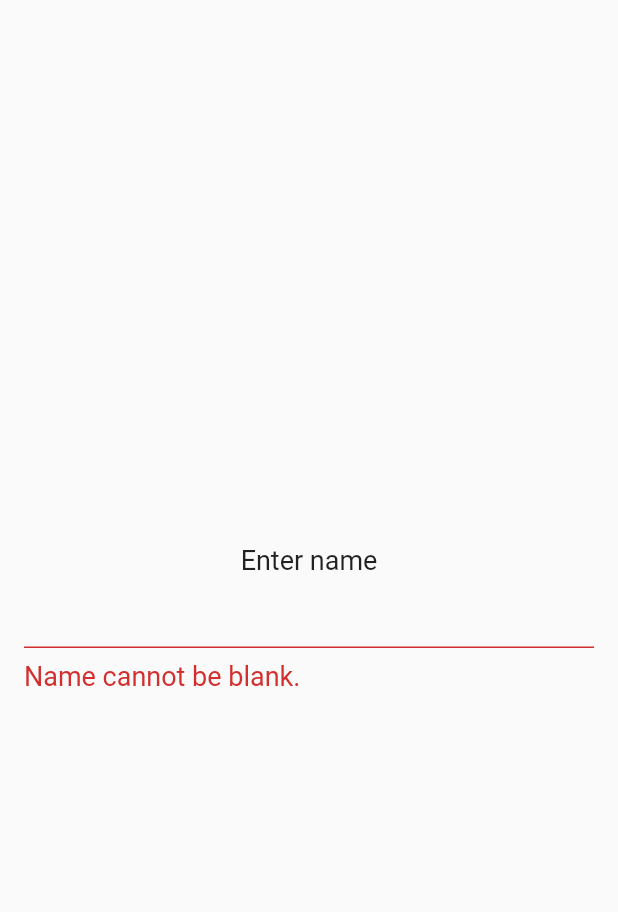
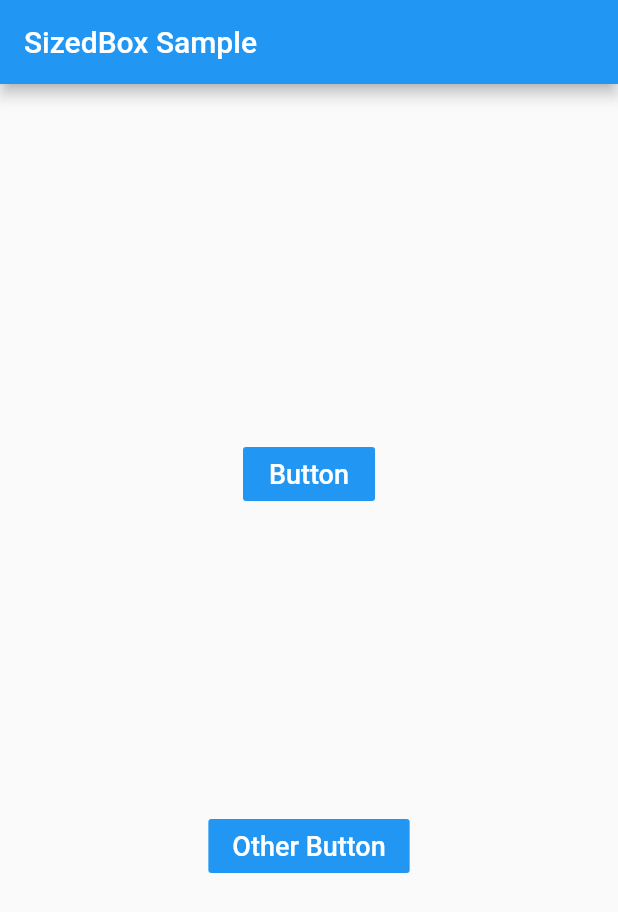
Before and after one commit to filiph/flutter_friday, a Flutter app: the screen it shows after launch, on a phone screen of 412 x 824 dp. Shown: the top 912 px of the screen. Run offline on Flutter 3.47's test engine with Material 2 defaults, Android fonts, the phone set to English and light mode, and no system bars.

Commit message:
SizedBox episode

```diff
--- a/lib/main.dart
+++ b/lib/main.dart
@@ -2,7 +2,7 @@ import 'package:flutter/cupertino.dart';
 import 'package:flutter/material.dart';
 
 void main() {
-  runApp(new MyApp());
+  runApp(MyApp());
 }
 
 class MyApp extends StatelessWidget {
@@ -11,28 +11,25 @@ class MyApp extends StatelessWidget {
     return MaterialApp(
       theme: ThemeData(
           textTheme: TextTheme(
+        button: TextStyle(fontSize: 18, color: Colors.white),
         body1: TextStyle(fontSize: 18),
         caption: TextStyle(fontSize: 18),
         overline: TextStyle(fontSize: 18),
       )),
       home: Scaffold(
+        appBar: AppBar(
+          title: Text('SizedBox Sample'),
+        ),
         body: SafeArea(
           minimum: EdgeInsets.all(16.0),
           child: Center(
-            child: Form(
-              autovalidate: true,
-              child: Column(
-                mainAxisAlignment: MainAxisAlignment.center,
-                children: [
-                  Text('Enter name'),
-                  TextFormField(
-                    validator: (value) {
-                      if (value.isEmpty) return 'Name cannot be blank.';
-                      if (value == 'Filip') return 'Unlikely spelling!';
-                    },
-                  ),
-                ],
-              ),
+            child: Column(
+              mainAxisAlignment: MainAxisAlignment.center,
+              children: [
+                MyButton(),
+                SizedBox(height: 200),
+                MyOtherButton(),
+              ],
             ),
           ),
         ),
@@ -40,3 +37,28 @@ class MyApp extends StatelessWidget {
     );
   }
 }
+
+class MyButton extends StatelessWidget {
+  final String text = 'Button';
+
+  const MyButton({
+    Key key,
+  }) : super(key: key);
+
+  @override
+  Widget build(BuildContext context) {
+    return FlatButton(
+      onPressed: () {},
+      child: Text(
+        text,
+        style: TextStyle(color: Colors.white),
+      ),
+      color: Colors.blue,
+    );
+  }
+}
+
+class MyOtherButton extends MyButton {
+  @override
+  final String text = 'Other Button';
+}
```
